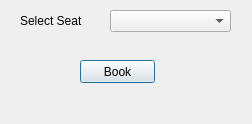
This is book.ui in Chihab0502/QtProjectCinema as Qt 5 draws it before an edit. The edited form follows.
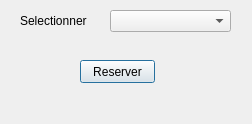
This is the edited form.

Patch:
```diff
--- a/book.ui
+++ b/book.ui
@@ -26,7 +26,7 @@
     </rect>
    </property>
    <property name="text">
-    <string>Book</string>
+    <string>Reserver</string>
    </property>
   </widget>
   <widget class="QComboBox" name="cmbSeats">
@@ -49,7 +49,7 @@
     </rect>
    </property>
    <property name="text">
-    <string>Select Seat</string>
+    <string>Selectionner</string>
    </property>
   </widget>
   <widget class="QLabel" name="lblInfo">
```
Left out of the diff: 2 changed lines with no effect on the pictures.
